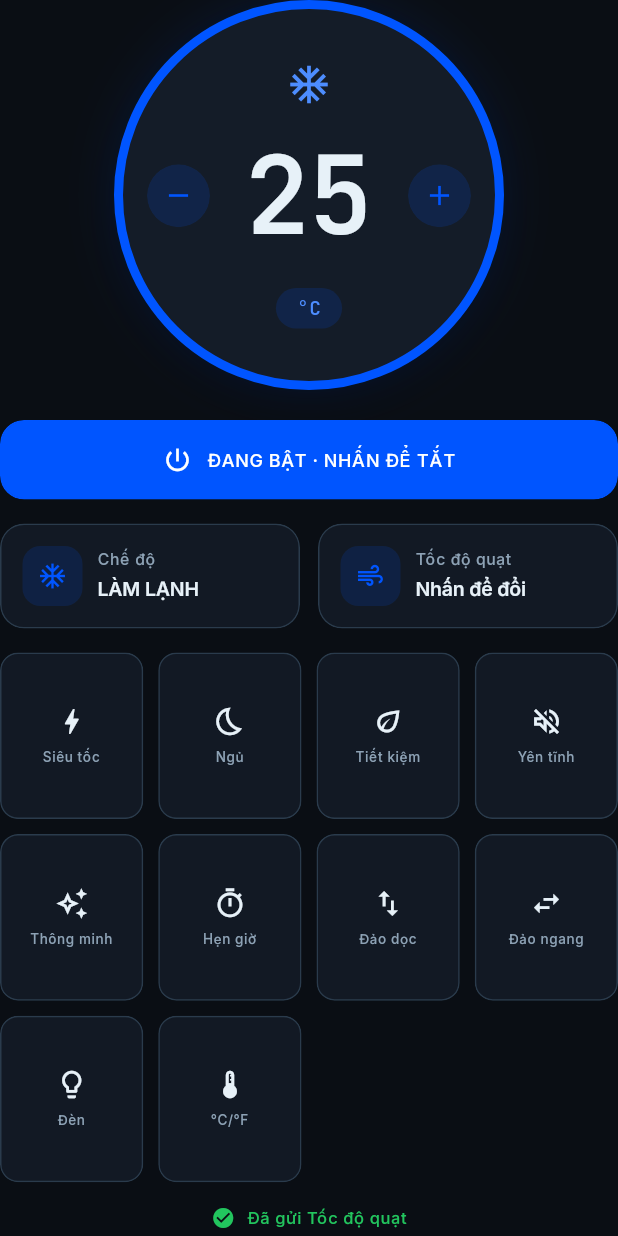
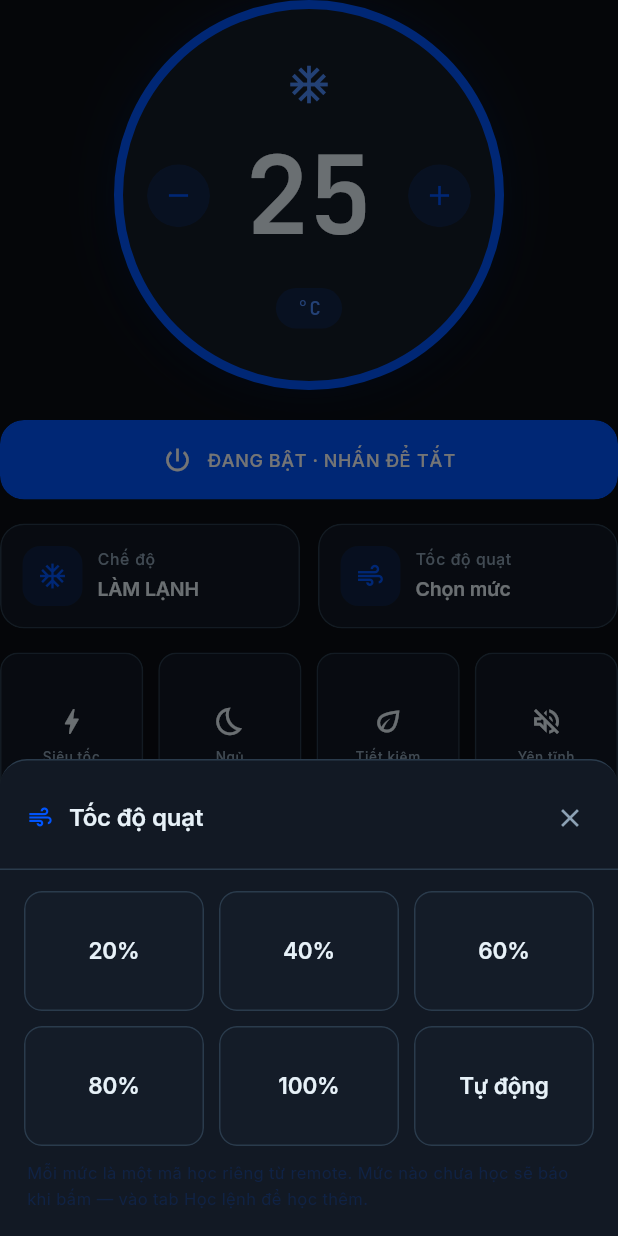
Before and after one commit to 52Ducst25/BREEZELINK, a Flutter app: the OverridePanel widget shown alone on an empty page, opened directly with empty values, after a tap on "Tốc độ quạt", on a phone screen of 412 x 824 dp. Run offline on Flutter 3.47's test engine with Material 3 defaults, Android fonts, the phone set to English and light mode, and no system bars; our stand-ins replace dio, fl_chart, flutter_map, flutter_secure_storage, geolocator, google_fonts and 4 more; accounts and stored records are empty.

Commit message:
feat(app): chon truc tiep 6 muc quat 20/40/60/80/100/Auto
Truoc day the "Toc do quat" ban FAN_SPEED - dung nut vong cua remote, moi lan
bam la nhay sang muc ke tiep theo vong cua chinh may. Mot ma duy nhat thi khong
co cach nao toi thang muc 60%, va cang khong biet may dang o dau de ma dem.

Nay moi muc la MOT khung IR hoc rieng, y het cach COOL 24..28 moi nhiet do mot
ma. Kha thi vi remote dieu hoa gui TRON trang thai trong moi khung, khong gui
lenh "tang mot nac" - chinh remote toi dung muc roi hoc se ra khung ma hoa dung
muc do.

Backend: them FAN_LEVELS vao KNOWN_ACTIONS. GIU LAI FAN_SPEED cho org da hoc tu
truoc - bo di la ma ho da hoc thanh mo coi.

App: the "Toc do quat" mo bang chon 6 muc (fan_speed_sheet.dart, tach file rieng
vi override_panel.dart da 435 dong). Nhan the hien muc VUA GUI TU APP NAY, khong
phai trang thai that cua may: lenh quat la khung IR ban mot chieu, may chu khong
luu va AcState khong co truong nao cho no. May chu bao chua hoc thi nha nhan ve
"Chon muc" thay vi khoe mot muc chua bao gio duoc phat di.

NHAN PHAN TRAM LA QUY UOC: remote that thuong chi co Low/Med/High (+Turbo/Auto).
May nao it nac hon thi chi hoc duoc vai muc, con lai bao "chua hoc" khi bam -
bang chon co ghi ro dieu do.

Da kiem tren server that: 6 nut tra 200 kem "Chua hoc nut nay", nut bia FAN_999
bi chan 422.

```diff
--- a/app-flutter/lib/models/ac_action.dart
+++ b/app-flutter/lib/models/ac_action.dart
@@ -15,7 +15,17 @@ class AcAction {
 /// remote. Kept in ONE place so the remote tab and the learn tab stay in sync —
 /// add a button here (and to KNOWN_ACTIONS on the server) and both pick it up.
 const kAcActions = <AcAction>[
-  AcAction('FAN_SPEED', 'Tốc độ quạt', Icons.air),
+  // Các mức quạt ĐẶT THẲNG — mỗi mức một mã IR học riêng. Xem FAN_LEVELS trong
+  // services/ir_action_service.py để biết vì sao không tái dùng FAN_SPEED.
+  AcAction('FAN_20', 'Quạt 20%', Icons.air),
+  AcAction('FAN_40', 'Quạt 40%', Icons.air),
+  AcAction('FAN_60', 'Quạt 60%', Icons.air),
+  AcAction('FAN_80', 'Quạt 80%', Icons.air),
+  AcAction('FAN_100', 'Quạt 100%', Icons.air),
+  AcAction('FAN_AUTO', 'Quạt tự động', Icons.auto_mode),
+  // Nút "quạt" kiểu vòng của remote. GIỮ LẠI cho org đã học từ trước — bỏ đi là
+  // mã họ đã học thành mồ côi, bấm vào báo lỗi mà không ai hiểu vì sao.
+  AcAction('FAN_SPEED', 'Quạt (nút vòng)', Icons.loop),
   AcAction('SUPER', 'Siêu tốc', Icons.bolt),
   AcAction('SLEEP', 'Ngủ', Icons.bedtime_outlined),
   AcAction('ECO', 'Tiết kiệm', Icons.eco_outlined),
--- /dev/null
+++ b/app-flutter/lib/screens/control/fan_speed_sheet.dart
@@ -0,0 +1,133 @@
+import 'package:flutter/material.dart';
+
+import '../../theme/ac_colors.dart';
+import '../../theme/ac_text.dart';
+
+/// Sáu mức quạt, kèm nhãn NGẮN cho bảng chọn.
+///
+/// Nhãn dài ("Quạt 20%") nằm ở `kAcActions` để màn Học lệnh đọc; ở đây chỉ cần
+/// "20%" cho đỡ chật. Thứ tự khớp thứ tự hiện trên bảng.
+const kFanChoices = <(String, String)>[
+  ('FAN_20', '20%'),
+  ('FAN_40', '40%'),
+  ('FAN_60', '60%'),
+  ('FAN_80', '80%'),
+  ('FAN_100', '100%'),
+  ('FAN_AUTO', 'Tự động'),
+];
+
+/// Mở bảng chọn tốc độ quạt. Trả về mã nút được chọn, hoặc null nếu đóng bảng.
+Future<String?> showFanSpeedSheet(BuildContext context, String? current) {
+  return showModalBottomSheet<String>(
+    context: context,
+    backgroundColor: Colors.transparent,
+    builder: (_) => _FanSheet(current: current),
+  );
+}
+
+class _FanSheet extends StatelessWidget {
+  const _FanSheet({required this.current});
+
+  /// Mức app này vừa gửi — chỉ để tô sáng ô tương ứng. Không phải trạng thái
+  /// thật của máy; xem `_fanWire` trong override_panel.dart.
+  final String? current;
+
+  @override
+  Widget build(BuildContext context) {
+    final ac = context.ac;
+    return Container(
+      decoration: BoxDecoration(
+        color: ac.carbonUp,
+        borderRadius: const BorderRadius.vertical(top: Radius.circular(18)),
+        border: Border(top: BorderSide(color: ac.carbonLine)),
+      ),
+      child: SafeArea(
+        top: false,
+        child: Column(
+          mainAxisSize: MainAxisSize.min,
+          children: [
+            Padding(
+              padding: const EdgeInsets.only(left: 18, right: 8, top: 14, bottom: 10),
+              child: Row(
+                children: [
+                  Icon(Icons.air, size: 18, color: ac.ice),
+                  const SizedBox(width: 10),
+                  Expanded(child: Text('Tốc độ quạt', style: AcText.heading(size: 16, color: ac.white))),
+                  IconButton(
+                    onPressed: () => Navigator.of(context).pop(),
+                    icon: const Icon(Icons.close),
+                    iconSize: 20,
+                    color: ac.whiteDim,
+                    tooltip: 'Đóng',
+                  ),
+                ],
+              ),
+            ),
+            Divider(height: 1, color: ac.carbonLine),
+            Padding(
+              padding: const EdgeInsets.fromLTRB(16, 14, 16, 6),
+              child: GridView.count(
+                crossAxisCount: 3,
+                shrinkWrap: true,
+                physics: const NeverScrollableScrollPhysics(),
+                mainAxisSpacing: 10,
+                crossAxisSpacing: 10,
+                childAspectRatio: 1.5,
+                children: [
+                  for (final (wire, label) in kFanChoices)
+                    _FanTile(
+                      label: label,
+                      selected: wire == current,
+                      onTap: () => Navigator.of(context).pop(wire),
+                    ),
+                ],
+              ),
+            ),
+            //  Câu này phải có. Mỗi mức là một mã hồng ngoại HỌC RIÊNG, mà remote
+            //  thật thường chỉ có 3 nấc (Low/Med/High) chứ hiếm khi đủ 5. Không
+            //  nói ra thì người dùng bấm 40%, nhận lỗi "chưa học", và tưởng app hỏng.
+            Padding(
+              padding: const EdgeInsets.fromLTRB(18, 4, 18, 16),
+              child: Text(
+                'Mỗi mức là một mã học riêng từ remote. Mức nào chưa học sẽ báo khi bấm — '
+                'vào tab Học lệnh để học thêm.',
+                style: AcText.body(size: 11, color: ac.iceDim),
+              ),
+            ),
+          ],
+        ),
+      ),
+    );
+  }
+}
+
+class _FanTile extends StatelessWidget {
+  const _FanTile({required this.label, required this.selected, required this.onTap});
+
+  final String label;
+  final bool selected;
+  final VoidCallback onTap;
+
+  @override
+  Widget build(BuildContext context) {
+    final ac = context.ac;
+    final border = selected ? ac.ice : ac.carbonLine;
+    return Material(
+      color: selected ? ac.ice.withValues(alpha: 0.14) : ac.carbonPanel,
+      shape: RoundedRectangleBorder(
+        borderRadius: BorderRadius.circular(12),
+        side: BorderSide(color: border, width: selected ? 1.5 : 1),
+      ),
+      clipBehavior: Clip.antiAlias,
+      child: InkWell(
+        onTap: onTap,
+        child: Center(
+          child: Text(
+            label,
+            style: AcText.heading(size: 15, color: selected ? ac.ice : ac.white),
+          ),
+        ),
+      ),
+    );
+  }
+}
--- a/app-flutter/lib/screens/control/override_panel.dart
+++ b/app-flutter/lib/screens/control/override_panel.dart
@@ -10,6 +10,7 @@ import '../../theme/ac_colors.dart';
 import '../../theme/ac_shapes.dart';
 import '../../theme/ac_text.dart';
 import '../../widgets/icon_badge.dart';
+import 'fan_speed_sheet.dart';
 import 'temp_dial.dart';
 
 /// The AC remote, restyled to the BenKon look: a big circular temperature dial,
@@ -55,9 +56,12 @@ enum _SendState { idle, sending, sent, error }
 
 const _kModes = [AcMode.cool, AcMode.dry, AcMode.fan];
 
-/// Peripheral keys shown in the grid — every [kAcActions] entry EXCEPT
-/// FAN_SPEED, which has its own dedicated "Tốc độ quạt" card above.
-final _kGridActions = kAcActions.where((a) => a.wire != 'FAN_SPEED').toList();
+/// Mọi nút thuộc về thẻ "Tốc độ quạt" — không hiện trong lưới nút phụ.
+const _kFanWires = {'FAN_20', 'FAN_40', 'FAN_60', 'FAN_80', 'FAN_100', 'FAN_AUTO', 'FAN_SPEED'};
+
+/// Peripheral keys shown in the grid — every [kAcActions] entry EXCEPT the fan
+/// ones, which have their own dedicated "Tốc độ quạt" card above.
+final _kGridActions = kAcActions.where((a) => !_kFanWires.contains(a.wire)).toList();
 AcAction _act(String wire) => kAcActions.firstWhere((a) => a.wire == wire);
 
 /// Dial dùng mức này khi máy chủ chưa biết máy lạnh đang ở đâu. Chỉ là chỗ đặt
@@ -183,6 +187,35 @@ class _OverridePanelState extends State<OverridePanel> {
     _showResult(err, okMsg: 'Đã gửi ${_act(wire).label}');
   }
 
+  /// Mức quạt vừa gửi TỪ APP NÀY. null khi phiên này chưa gửi lệnh quạt nào.
+  ///
+  /// KHÔNG PHẢI trạng thái thật của máy, và không được trình bày như vậy. Lệnh
+  /// quạt là một khung hồng ngoại bắn đi một chiều — máy chủ không lưu, `AcState`
+  /// cũng không mang trường nào cho nó. Ai cầm remote thật bấm một cái là con số
+  /// ở đây sai ngay mà app không có cách nào biết. Cùng nguyên tắc đã ghi trong
+  /// models/ac_state.dart: thà nói "chưa rõ" còn hơn khẳng định một mức bịa.
+  String? _fanWire;
+
+  String _fanLabel() {
+    final w = _fanWire;
+    if (w == null) return 'Chọn mức';
+    return kFanChoices.firstWhere((c) => c.$1 == w).$2;
+  }
+
+  Future<void> _pickFan() async {
+    final picked = await showFanSpeedSheet(context, _fanWire);
+    if (picked == null || !mounted) return;
+
+    setState(() => _fanWire = picked);
+    _showSending();
+    final err = await widget.onAction(picked);
+    // Máy chủ báo chưa học mức này -> nhả nhãn về "Chọn mức". Giữ nguyên nhãn
+    // vừa bấm sẽ là nói dối: màn hình khoe 60% trong khi không có mã nào được
+    // phát đi và máy vẫn chạy y như cũ.
+    if (err != null && mounted) setState(() => _fanWire = null);
+    _showResult(err, okMsg: 'Đã đặt quạt ${_fanLabel()}');
+  }
+
   @override
   Widget build(BuildContext context) {
     final steppable = _on && _mode == AcMode.cool;
@@ -213,8 +246,8 @@ class _OverridePanelState extends State<OverridePanel> {
               child: _ControlCard(
                 icon: Icons.air,
                 title: 'Tốc độ quạt',
-                value: 'Nhấn để đổi',
-                onTap: () => _action('FAN_SPEED'),
+                value: _fanLabel(),
+                onTap: _pickFan,
               ),
             ),
           ],
--- a/app-flutter/pubspec.yaml
+++ b/app-flutter/pubspec.yaml
@@ -16,7 +16,7 @@ publish_to: 'none' # Remove this line if you wish to publish to pub.dev
 # https://developer.apple.com/library/archive/documentation/General/Reference/InfoPlistKeyReference/Articles/CoreFoundationKeys.html
 # In Windows, build-name is used as the major, minor, and patch parts
 # of the product and file versions while build-number is used as the build suffix.
-version: 1.0.22+23
+version: 1.0.23+24
 
 environment:
   sdk: ^3.12.2
```
Also changed, not shown: 1 other file.
